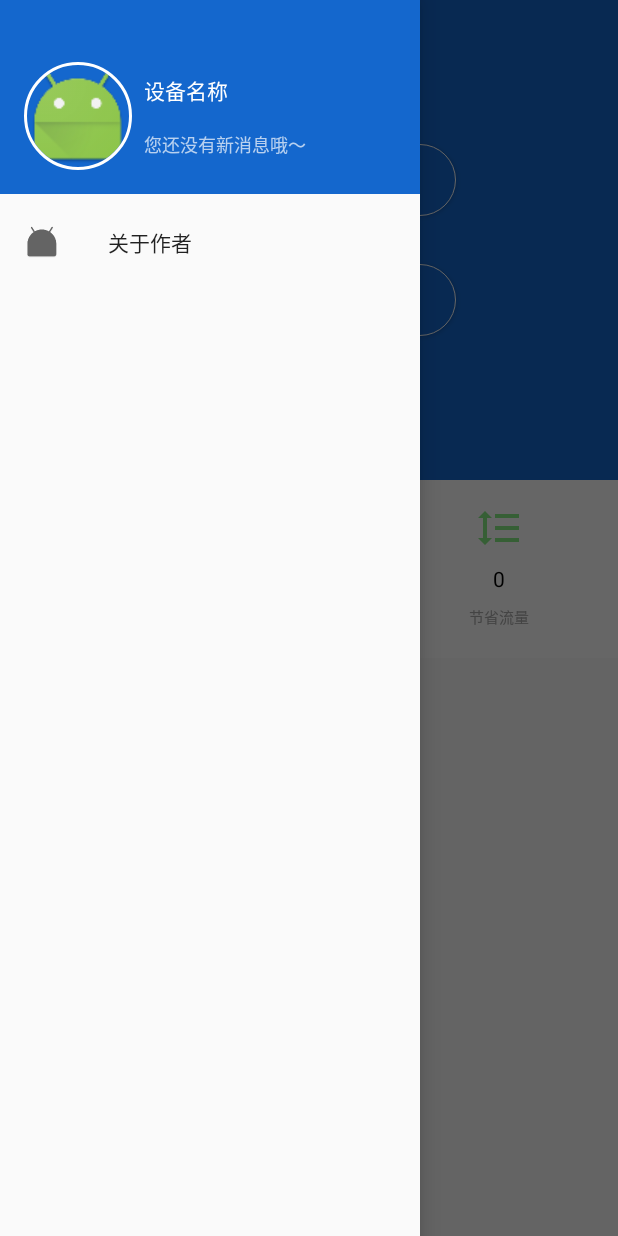
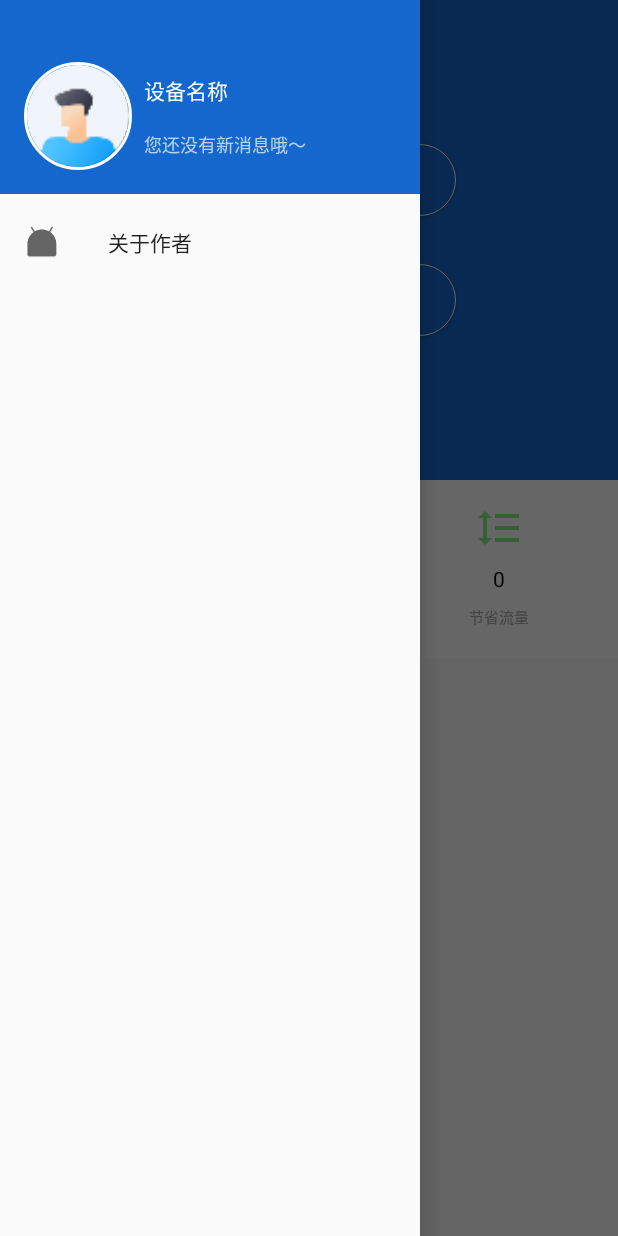
Before and after one commit to hobart1987hu/faceTrans, an Android app: the screen it shows after launch (HomeActivity), with the side drawer open, on a phone screen of 412 x 824 dp. Run offline under Robolectric (Android 15) with nearby library versions, the phone set to English and light mode, and no system bars; our stand-ins replace ButterKnife, CircleImageView; 1 statement that could not run was skipped.

Commit message:
优化代码

```diff
--- a/FaceTrans/app/src/main/res/layout/layout_common_tool_bar.xml
+++ b/FaceTrans/app/src/main/res/layout/layout_common_tool_bar.xml
@@ -24,7 +24,7 @@
             android:layout_width="36dp"
             android:layout_height="36dp"
             android:layout_marginLeft="12dp"
-            android:src="@mipmap/ic_launcher"
+            android:src="@mipmap/icon_user_default"
             app:civ_border_color="#FFFFFFFF"
             app:civ_border_width="1dp" />
 
--- a/FaceTrans/app/src/main/res/layout/nav_header_home.xml
+++ b/FaceTrans/app/src/main/res/layout/nav_header_home.xml
@@ -17,7 +17,7 @@
             android:id="@+id/iv_avatar"
             android:layout_width="72dp"
             android:layout_height="72dp"
-            android:src="@mipmap/ic_launcher"
+            android:src="@mipmap/icon_user_default"
             app:civ_border_color="#FFFFFFFF"
             app:civ_border_width="2dp" />
 
```
Also changed, not shown: FaceTrans/app/src/main/java/org/hobart/facetrans/ui/activity/ScanReceiverActivity.java (+8 -0 lines), FaceTrans/app/src/main/java/org/hobart/facetrans/ui/activity/ScanSenderActivity.java (+9 -0 lines), FaceTrans/app/src/main/java/org/hobart/facetrans/ui/adapter/ReceiveFileListAdapter.java (+7 -3 lines), FaceTrans/app/src/main/res/mipmap-xxhdpi/icon_user_default.png (added).
